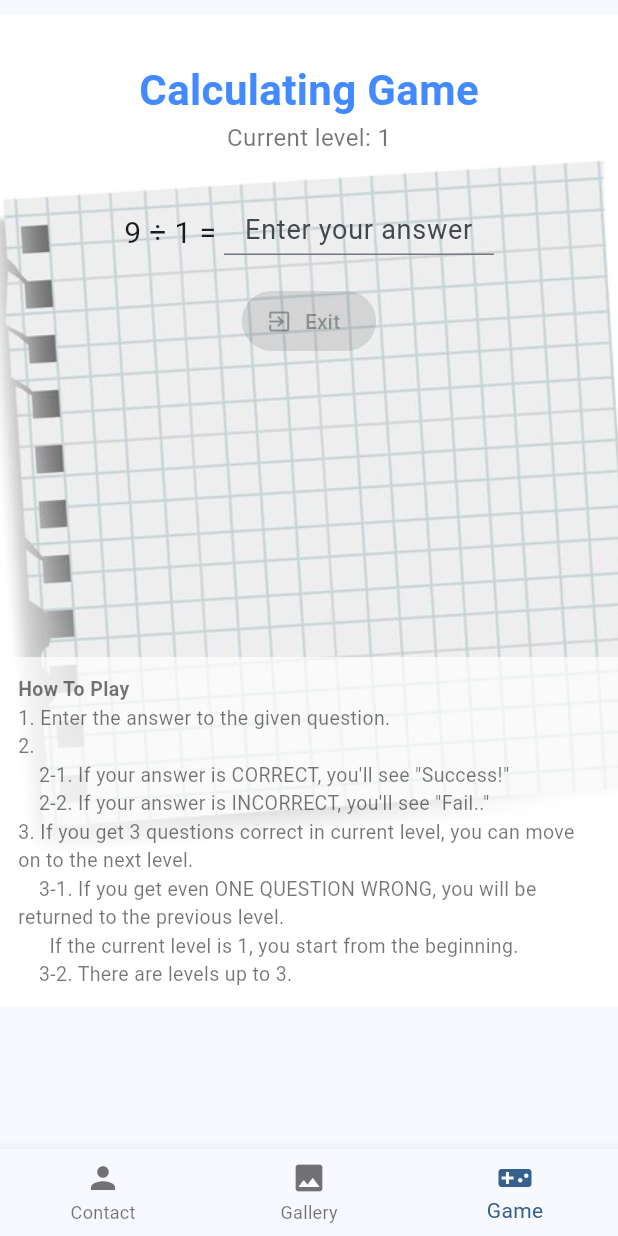
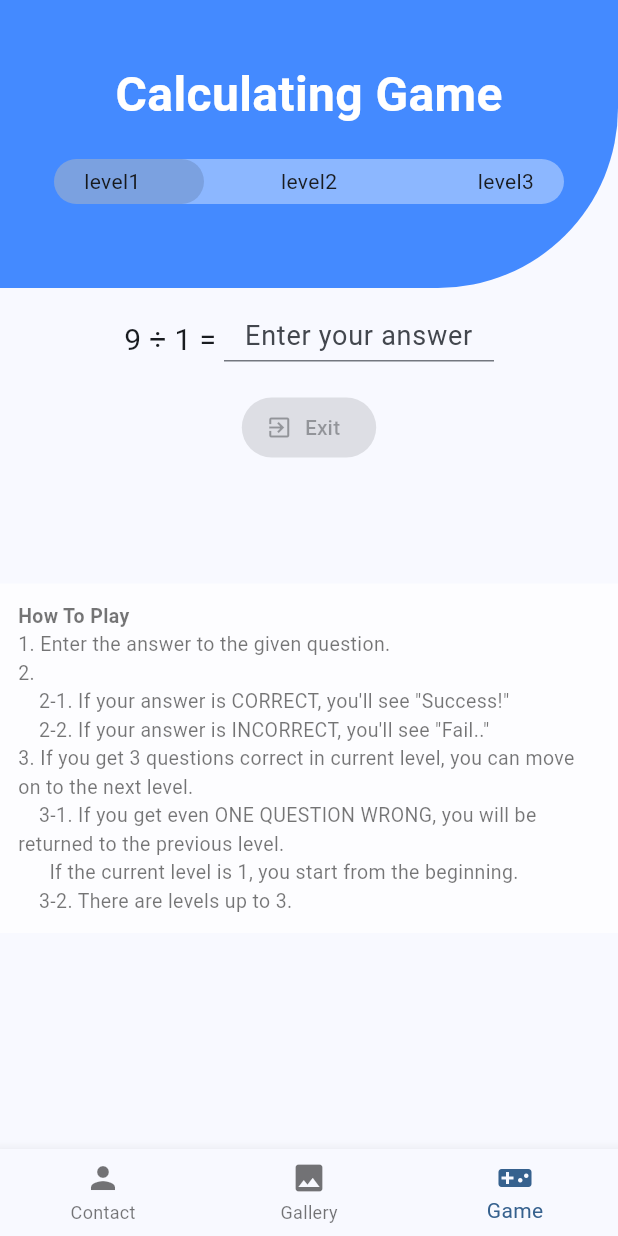
Before and after one commit to siesdart/madcamp-week1, a Flutter app: the screen it shows after launch, item 3 of the bottom bar chosen, on a phone screen of 412 x 824 dp. Run offline on Flutter 3.47's test engine with Material 3 defaults, Android fonts, the phone set to English and light mode, and no system bars; our stand-ins replace dio, fluttertoast, google_fonts; network calls fail.

Commit message:
1/2 commit_!

```diff
--- a/lib/screens/gallery_screen.dart
+++ b/lib/screens/gallery_screen.dart
@@ -42,7 +42,7 @@ class _GalleryScreenState extends State<GalleryScreen> {
                 const Text(
                   'Images',
                   style: TextStyle(
-                    fontSize: 28,
+                    fontSize: 32,
                     fontWeight: FontWeight.bold,
                     color: Colors.white,
                   ),
@@ -100,7 +100,7 @@ class _GalleryScreenState extends State<GalleryScreen> {
                 const Text(
                   'Liked Images',
                   style: TextStyle(
-                    fontSize: 28,
+                    fontSize: 32,
                     fontWeight: FontWeight.bold,
                     color: Colors.blueAccent,
                   ),
--- a/lib/screens/game_screen.dart
+++ b/lib/screens/game_screen.dart
@@ -69,22 +69,30 @@ class _GameScreenState extends State<GameScreen> {
     };
 
     return Scaffold(
-      body:
-        SingleChildScrollView(
+      body: Stack(
+          children: [
+            Positioned(
+              top: 0,
+              left: 0,
+              right: 0,
+              height: 192,
+              child: Container(
+                decoration: const BoxDecoration(
+                  borderRadius: BorderRadius.only(
+                    bottomRight: Radius.circular(120),
+                  ),
+                  color: Colors.blueAccent,
+                ),
+              ),
+            ),
+            Positioned(
+              child: SingleChildScrollView(
                 child: Column(
                   children: [
                     SizedBox(
                       height: 10,
                     ),
-              Container(
-                decoration: BoxDecoration(
-                  image: DecorationImage(
-                    alignment: Alignment.center,
-                    fit: BoxFit.fitHeight,
-                    image: AssetImage('images/game_background1.jpg'),
-                  ),
-                ),
-                child: Column(
+                    Column(
                       mainAxisAlignment: MainAxisAlignment.center,
                       children: [
                         SizedBox(
@@ -94,18 +102,84 @@ class _GameScreenState extends State<GameScreen> {
                           'Calculating Game',
                           style: TextStyle(
                             fontWeight: FontWeight.bold,
-                        fontSize: 28,
-                        color: Colors.blueAccent,
+                            fontSize: 32,
+                            color: Colors.white,
+                          ),
+                        ),
+                        const SizedBox(height: 20),
+                        Container(
+                          width: 400,
+                          height: 40,
+                          color: Colors.transparent,
+                          alignment: Alignment.center,
+                          child: Scaffold(
+                            backgroundColor: Colors.transparent,
+                            body: Stack(
+                              children: [
+                                Positioned(
+                                  left: 30,
+                                  right: 30,
+                                  child: Container(
+                                    padding: EdgeInsets.only(
+                                      left: 20,
+                                      right: 20,
+                                    ),
+                                    width: 300,
+                                    height: 30,
+                                    decoration: const BoxDecoration(
+                                      borderRadius: BorderRadius.all(Radius.circular(30)),
+                                      color: Colors.white38,
+                                    ),
+                                    child: Row(
+                                      mainAxisAlignment: MainAxisAlignment.spaceBetween,
+                                      children: [
+                                        Text(
+                                            'level1',
+                                          style: TextStyle(
+                                            //fontWeight: FontWeight.bold,
                                           ),
                                         ),
                                         Text(
-                      'Current level: $_level',
-                      style: const TextStyle(
-                        fontSize: 16,
-                        color: Colors.black54,
+                                          'level2',
+                                          style: TextStyle(
+                                          //fontWeight: FontWeight.bold,
+                                        ),),
+                                        Text(
+                                            'level3',
+                                          style: TextStyle(
+                                            //fontWeight: FontWeight.bold,
                                           ),
                                         ),
-                    const SizedBox(height: 32),
+                                      ],
+                                    ),
+                                  ),
+                                ),
+                                AnimatedPositioned(
+                                  top: 0,
+                                  left: (_level == 1) ? 30 : (_level == 2) ? 150 : (_level == 3) ? 263 : 0,
+                                  duration: const Duration(seconds: 2),
+                                  curve: Curves.ease,
+                                  child: Container(
+                                      width: 100,
+                                      height: 30,
+                                      decoration: const BoxDecoration(
+                                        borderRadius: BorderRadius.all(Radius.circular(30)),
+                                        color: Colors.black12,
+                                      ),
+                                  ),
+                                ),
+                              ],
+                            ),
+                          ),
+                        ),
+                        // Text(
+                        //   'Current level: $_level',
+                        //   style: const TextStyle(
+                        //     fontSize: 16,
+                        //     color: Colors.black54,
+                        //   ),
+                        // ),
+                        const SizedBox(height: 60),
                         Row(
                           mainAxisAlignment: MainAxisAlignment.center,
                           crossAxisAlignment: CrossAxisAlignment.end,
@@ -153,7 +227,7 @@ class _GameScreenState extends State<GameScreen> {
                           icon: const Icon(Icons.exit_to_app),
                           label: const Text('Exit'),
                         ),
-                    const SizedBox(height: 200),
+                        const SizedBox(height: 80),
                         Container(
                           decoration: BoxDecoration(
                             color: Colors.white70,
@@ -198,11 +272,12 @@ class _GameScreenState extends State<GameScreen> {
                         ),
                       ],
                     ),
+                  ],
+                ),
+              ),
             ),
           ],
         ),
-        ),
-
     );
   }
 
```
Also changed, not shown: 1 other file. Lines whose indentation alone changed are shown as unchanged.
